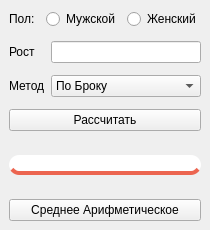
The window that mainwindow.ui (ValeriaFufaeva/Kyrs_SVP) describes before a commit, drawn with Qt 5.
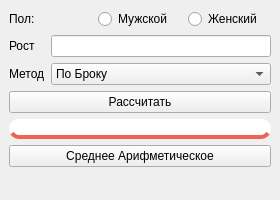
The same window after the commit.

Patch:
```diff
--- a/mainwindow.ui
+++ b/mainwindow.ui
@@ -6,8 +6,8 @@
    <rect>
     <x>0</x>
     <y>0</y>
-    <width>210</width>
-    <height>230</height>
+    <width>280</width>
+    <height>200</height>
    </rect>
   </property>
   <property name="windowTitle">
@@ -43,7 +43,7 @@
       </item>
      </layout>
     </item>
-    <item row="2" column="0" colspan="2">
+    <item row="1" column="0" colspan="2">
      <layout class="QFormLayout" name="formLayout">
       <item row="0" column="0">
        <widget class="QLabel" name="label">
@@ -55,14 +55,14 @@
       <item row="0" column="1">
        <widget class="QLineEdit" name="lineEdit"/>
       </item>
-      <item row="2" column="0">
+      <item row="1" column="0">
        <widget class="QLabel" name="label_2">
         <property name="text">
          <string>Метод</string>
         </property>
        </widget>
       </item>
-      <item row="2" column="1">
+      <item row="1" column="1">
        <widget class="QComboBox" name="comboBox">
         <item>
          <property name="text">
@@ -81,22 +81,9 @@
         </item>
        </widget>
       </item>
-      <item row="1" column="1">
-       <spacer name="verticalSpacer_3">
-        <property name="orientation">
-         <enum>Qt::Vertical</enum>
-        </property>
-        <property name="sizeHint" stdset="0">
-         <size>
-          <width>20</width>
-          <height>40</height>
-         </size>
-        </property>
-       </spacer>
-      </item>
      </layout>
     </item>
-    <item row="4" column="0" colspan="2">
+    <item row="2" column="0" colspan="2">
      <layout class="QVBoxLayout" name="verticalLayout">
       <item>
        <widget class="QPushButton" name="pushButton">
@@ -105,19 +92,6 @@
         </property>
        </widget>
       </item>
-      <item>
-       <spacer name="verticalSpacer_2">
-        <property name="orientation">
-         <enum>Qt::Vertical</enum>
-        </property>
-        <property name="sizeHint" stdset="0">
-         <size>
-          <width>20</width>
-          <height>40</height>
-         </size>
-        </property>
-       </spacer>
-      </item>
       <item>
        <widget class="QLineEdit" name="lineEdit_2">
         <property name="styleSheet">
@@ -129,19 +103,6 @@
         </property>
        </widget>
       </item>
-      <item>
-       <spacer name="verticalSpacer">
-        <property name="orientation">
-         <enum>Qt::Vertical</enum>
-        </property>
-        <property name="sizeHint" stdset="0">
-         <size>
-          <width>20</width>
-          <height>40</height>
-         </size>
-        </property>
-       </spacer>
-      </item>
       <item>
        <widget class="QPushButton" name="pushButton_2">
         <property name="text">
@@ -151,32 +112,6 @@
       </item>
      </layout>
     </item>
-    <item row="3" column="0">
-     <spacer name="verticalSpacer_4">
-      <property name="orientation">
-       <enum>Qt::Vertical</enum>
-      </property>
-      <property name="sizeHint" stdset="0">
-       <size>
-        <width>20</width>
-        <height>40</height>
-       </size>
-      </property>
-     </spacer>
-    </item>
-    <item row="1" column="0">
-     <spacer name="verticalSpacer_5">
-      <property name="orientation">
-       <enum>Qt::Vertical</enum>
-      </property>
-      <property name="sizeHint" stdset="0">
-       <size>
-        <width>20</width>
-        <height>40</height>
-       </size>
-      </property>
-     </spacer>
-    </item>
    </layout>
   </widget>
  </widget>
```
